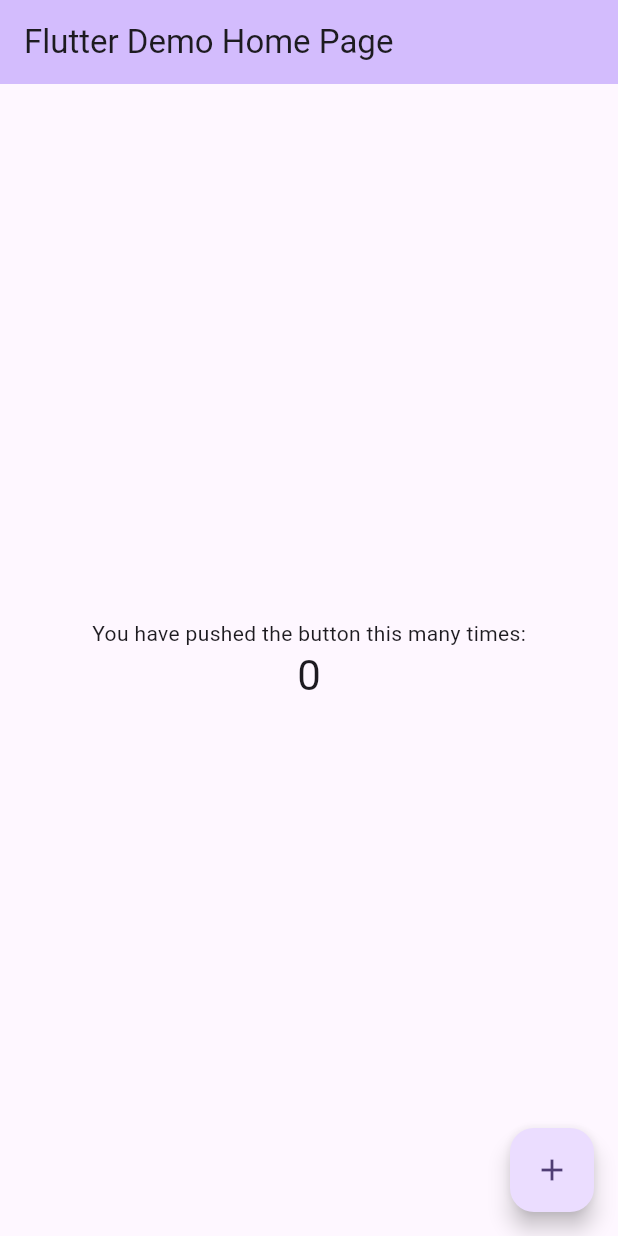
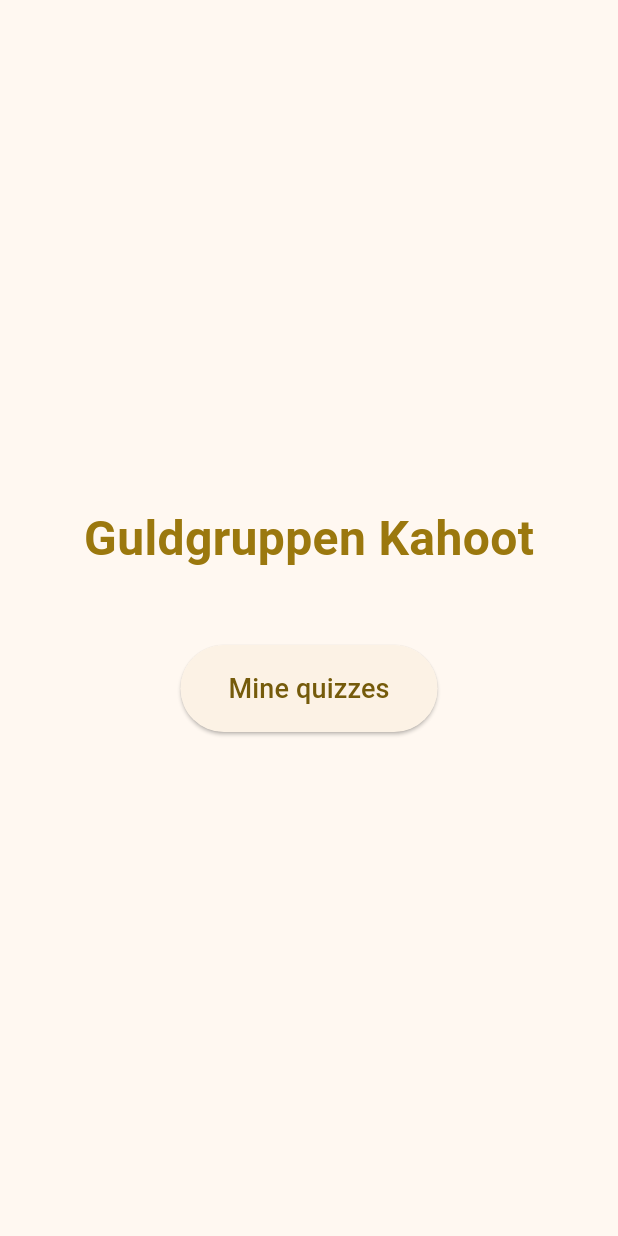
Before and after one commit to Sckaletz/flutter_kahoot, a Flutter app: the screen it shows after launch, on a phone screen of 412 x 824 dp. Run offline on Flutter 3.47's test engine with Material 3 defaults, Android fonts, the phone set to English and light mode, and no system bars.

Commit message:
FetchQuizzes

```diff
--- a/lib/main.dart
+++ b/lib/main.dart
@@ -1,4 +1,5 @@
 import 'package:flutter/material.dart';
+import 'screens/landing_page.dart';
 
 void main() {
   runApp(const MyApp());
@@ -7,116 +8,17 @@
 class MyApp extends StatelessWidget {
   const MyApp({super.key});
 
-  // This widget is the root of your application.
   @override
   Widget build(BuildContext context) {
     return MaterialApp(
-      title: 'Flutter Demo',
+      title: 'Guldgruppen Kahoot',
       theme: ThemeData(
-        // This is the theme of your application.
-        //
-        // TRY THIS: Try running your application with "flutter run". You'll see
-        // the application has a purple toolbar. Then, without quitting the app,
-        // try changing the seedColor in the colorScheme below to Colors.green
-        // and then invoke "hot reload" (save your changes or press the "hot
-        // reload" button in a Flutter-supported IDE, or press "r" if you used
-        // the command line to start the app).
-        //
-        // Notice that the counter didn't reset back to zero; the application
-        // state is not lost during the reload. To reset the state, use hot
-        // restart instead.
-        //
-        // This works for code too, not just values: Most code changes can be
-        // tested with just a hot reload.
-        colorScheme: .fromSeed(seedColor: Colors.deepPurple),
+        colorScheme: ColorScheme.fromSeed(
+          seedColor: const Color.fromARGB(255, 155, 120, 14),
+        ),
+        useMaterial3: true,
       ),
-      home: const MyHomePage(title: 'Flutter Demo Home Page'),
+      home: const LandingPage(),
     );
   }
 }
-
-class MyHomePage extends StatefulWidget {
-  const MyHomePage({super.key, required this.title});
-
-  // This widget is the home page of your application. It is stateful, meaning
-  // that it has a State object (defined below) that contains fields that affect
-  // how it looks.
-
-  // This class is the configuration for the state. It holds the values (in this
-  // case the title) provided by the parent (in this case the App widget) and
-  // used by the build method of the State. Fields in a Widget subclass are
-  // always marked "final".
-
-  final String title;
-
-  @override
-  State<MyHomePage> createState() => _MyHomePageState();
-}
-
-class _MyHomePageState extends State<MyHomePage> {
-  int _counter = 0;
-
-  void _incrementCounter() {
-    setState(() {
-      // This call to setState tells the Flutter framework that something has
-      // changed in this State, which causes it to rerun the build method below
-      // so that the display can reflect the updated values. If we changed
-      // _counter without calling setState(), then the build method would not be
-      // called again, and so nothing would appear to happen.
-      _counter++;
-    });
-  }
-
-  @override
-  Widget build(BuildContext context) {
-    // This method is rerun every time setState is called, for instance as done
-    // by the _incrementCounter method above.
-    //
-    // The Flutter framework has been optimized to make rerunning build methods
-    // fast, so that you can just rebuild anything that needs updating rather
-    // than having to individually change instances of widgets.
-    return Scaffold(
-      appBar: AppBar(
-        // TRY THIS: Try changing the color here to a specific color (to
-        // Colors.amber, perhaps?) and trigger a hot reload to see the AppBar
-        // change color while the other colors stay the same.
-        backgroundColor: Theme.of(context).colorScheme.inversePrimary,
-        // Here we take the value from the MyHomePage object that was created by
-        // the App.build method, and use it to set our appbar title.
-        title: Text(widget.title),
-      ),
-      body: Center(
-        // Center is a layout widget. It takes a single child and positions it
-        // in the middle of the parent.
-        child: Column(
-          // Column is also a layout widget. It takes a list of children and
-          // arranges them vertically. By default, it sizes itself to fit its
-          // children horizontally, and tries to be as tall as its parent.
-          //
-          // Column has various properties to control how it sizes itself and
-          // how it positions its children. Here we use mainAxisAlignment to
-          // center the children vertically; the main axis here is the vertical
-          // axis because Columns are vertical (the cross axis would be
-          // horizontal).
-          //
-          // TRY THIS: Invoke "debug painting" (choose the "Toggle Debug Paint"
-          // action in the IDE, or press "p" in the console), to see the
-          // wireframe for each widget.
-          mainAxisAlignment: .center,
-          children: [
-            const Text('You have pushed the button this many times:'),
-            Text(
-              '$_counter',
-              style: Theme.of(context).textTheme.headlineMedium,
-            ),
-          ],
-        ),
-      ),
-      floatingActionButton: FloatingActionButton(
-        onPressed: _incrementCounter,
-        tooltip: 'Increment',
-        child: const Icon(Icons.add),
-      ),
-    );
-  }
-}
--- /dev/null
+++ b/lib/screens/landing_page.dart
@@ -0,0 +1,59 @@
+// Importerer Flutter Material Design komponenter
+import 'package:flutter/material.dart';
+// Importerer QuizListPage skærmen, så vi kan navigere til den
+import 'quiz_list_page.dart';
+
+// LandingPage er den første skærm, brugeren ser når appen starter
+class LandingPage extends StatelessWidget {
+  const LandingPage({super.key});
+
+  @override
+  Widget build(BuildContext context) {
+    // Scaffold er den grundlæggende layout struktur for skærmen
+    return Scaffold(
+      // Body indeholder hovedindholdet på skærmen
+      body: Center(
+        // Column arrangerer widgets vertikalt (nedad)
+        child: Column(
+          // Centrerer indholdet vertikalt i kolonnen
+          mainAxisAlignment: MainAxisAlignment.center,
+          children: [
+            // Titel tekst "Guldgruppen Kahoot"
+            const Text(
+              'Guldgruppen Kahoot',
+              style: TextStyle(
+                fontSize: 32, // Størrelse på teksten
+                fontWeight: FontWeight.bold, // Fed tekst
+                color: Color.fromARGB(255, 155, 120, 14), // Guld farve
+              ),
+            ),
+            // Tomt rum på 48 pixels mellem titel og knap
+            const SizedBox(height: 48),
+            // Knap der navigerer til quiz listen
+            ElevatedButton(
+              // Hvad der sker når knappen trykkes
+              onPressed: () {
+                // Navigator.push navigerer til en ny skærm
+                Navigator.push(
+                  context,
+                  // Opretter en ny route til QuizListPage
+                  MaterialPageRoute(builder: (context) => const QuizListPage()),
+                );
+              },
+              // Styling for knappen
+              style: ElevatedButton.styleFrom(
+                // Padding giver plads omkring teksten i knappen
+                padding: const EdgeInsets.symmetric(
+                  horizontal: 32, // 32 pixels på hver side
+                  vertical: 16, // 16 pixels over og under
+                ),
+              ),
+              // Teksten på knappen
+              child: const Text('Mine quizzes', style: TextStyle(fontSize: 18)),
+            ),
+          ],
+        ),
+      ),
+    );
+  }
+}
--- /dev/null
+++ b/lib/services/api_service.dart
@@ -0,0 +1,18 @@
+import 'dart:convert';
+import 'package:http/http.dart' as http;
+import '../models/quiz.dart';
+
+class ApiService {
+  // API Base URL
+  static const String baseUrl = 'https://kahoot-api.mercantec.tech/api';
+
+  // Henter alle tilgængelige quizzer
+  static Future<List<Quiz>> getQuizzes() async {
+    final response = await http.get(Uri.parse('$baseUrl/Quiz'));
+    if (response.statusCode == 200) {
+      final List<dynamic> data = json.decode(response.body);
+      return data.map((q) => Quiz.fromJson(q)).toList();
+    }
+    throw Exception('Failed to load quizzes');
+  }
+}
--- a/pubspec.yaml
+++ b/pubspec.yaml
@@ -34,6 +34,7 @@
   # The following adds the Cupertino Icons font to your application.
   # Use with the CupertinoIcons class for iOS style icons.
   cupertino_icons: ^1.0.8
+  http: ^1.2.0
 
 dev_dependencies:
   flutter_test:
```
Also changed, not shown: lib/models/question.dart (added, +57 -0 lines), lib/models/quiz.dart (added, +39 -0 lines), lib/screens/quiz_list_page.dart (added, +130 -0 lines), pubspec.lock, 2 other files.
